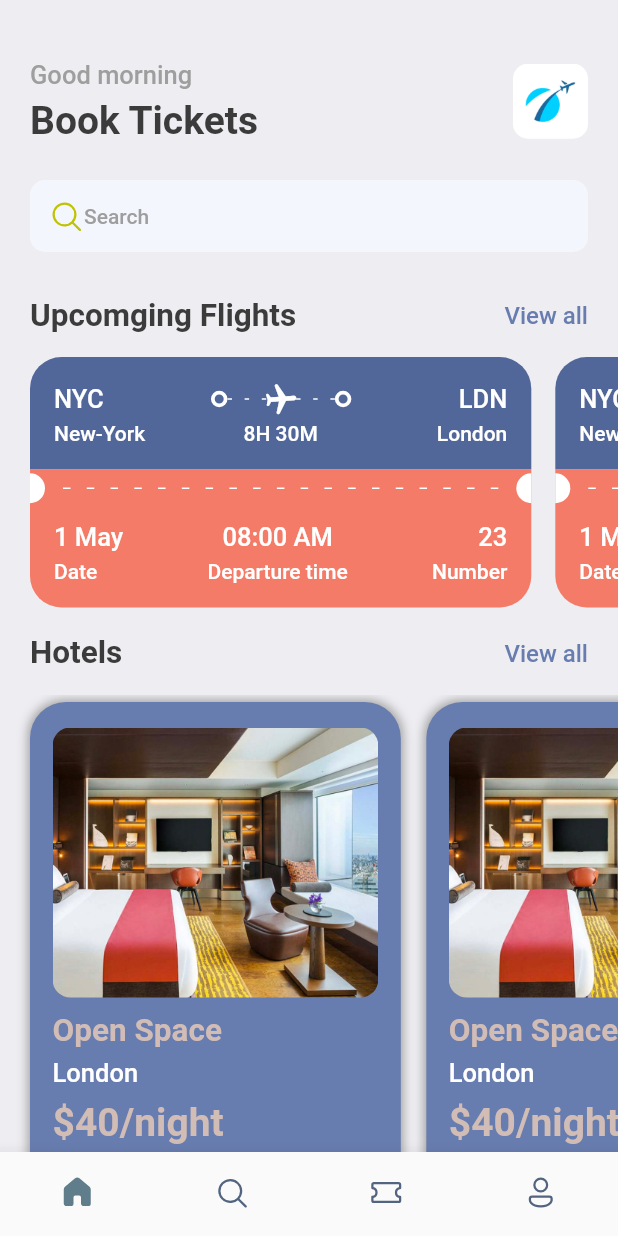
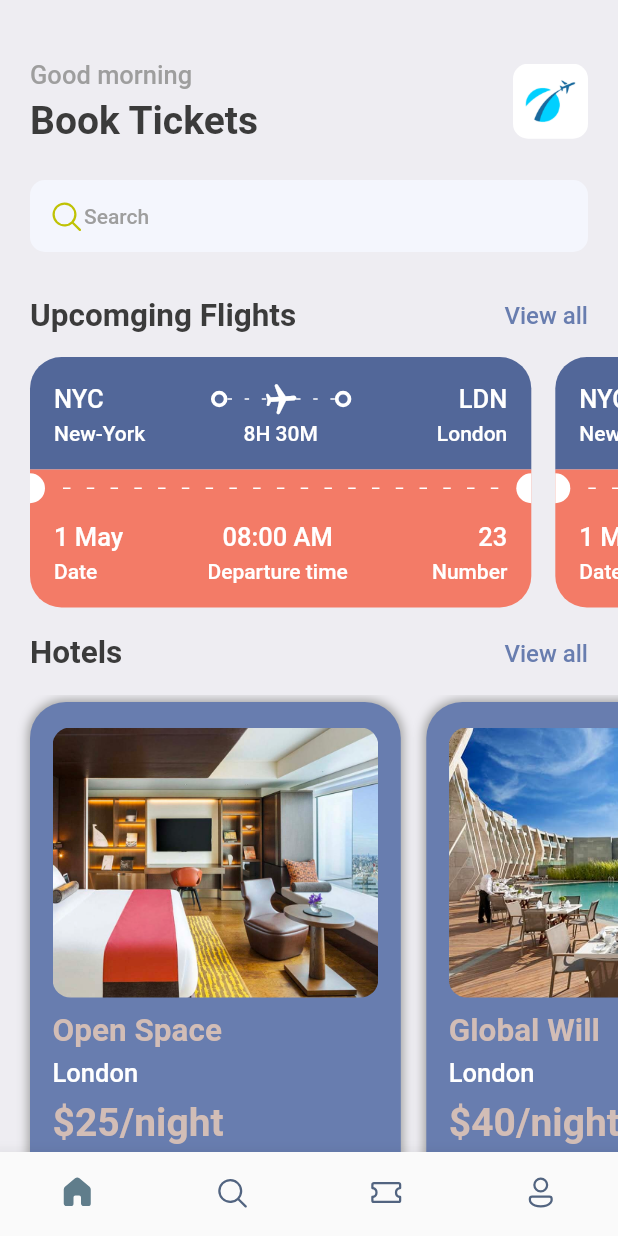
Before and after one commit to SJovis/Flutter-Learning, a Flutter app: the screen it shows after launch, on a phone screen of 412 x 824 dp. Run offline on Flutter 3.47's test engine with Material 2 defaults, Android fonts, the phone set to English and light mode, and no system bars; our stand-ins replace fluentui_icons, gap.

Commit message:
hotels cards dynamic content

```diff
--- a/lib/screens/home_screen.dart
+++ b/lib/screens/home_screen.dart
@@ -1,6 +1,7 @@
 import 'package:fluentui_icons/fluentui_icons.dart';
 import 'package:flutter/material.dart';
 import 'package:gap/gap.dart';
+import 'package:hello_world/utils/app_info_list.dart';
 import '../utils/app_styles.dart';
 import 'package:hello_world/screens/ticket_view.dart';
 
@@ -123,12 +124,8 @@ class HomeScreen extends StatelessWidget {
             scrollDirection: Axis.horizontal,
             padding: const EdgeInsets.only(left: 20),
             child: Row(
-              children: const [
-                HotelScreen(),
-                HotelScreen(),
-                HotelScreen(),
-                HotelScreen(),
-              ],
+              children:
+                  hotelList.map((hotel) => HotelScreen(hotel: hotel)).toList(),
             ),
           ),
         ],
--- a/lib/screens/hotel_screen.dart
+++ b/lib/screens/hotel_screen.dart
@@ -5,7 +5,8 @@ import 'package:hello_world/utils/app_layout.dart';
 import '../utils/app_styles.dart';
 
 class HotelScreen extends StatelessWidget {
-  const HotelScreen({super.key});
+  final Map<String, dynamic> hotel;
+  const HotelScreen({super.key, required this.hotel});
 
   @override
   Widget build(BuildContext context) {
@@ -35,25 +36,25 @@ class HotelScreen extends StatelessWidget {
             decoration: BoxDecoration(
               borderRadius: BorderRadius.circular(12),
               color: Styles.primaryColor,
-              image: const DecorationImage(
+              image: DecorationImage(
                 fit: BoxFit.cover,
-                image: AssetImage("assets/images/one.png"),
+                image: AssetImage("assets/images/${hotel['image']}"),
               ),
             ),
           ),
           const Gap(10),
           Text(
-            'Open Space',
+            hotel['place'],
             style: Styles.headlineStyle2.copyWith(color: Styles.kakiColor),
           ),
           const Gap(5),
           Text(
-            'London',
+            hotel['destination'],
             style: Styles.headlineStyle3.copyWith(color: Colors.white),
           ),
           const Gap(8),
           Text(
-            '\$40/night',
+            '\$${hotel['price']}/night',
             style: Styles.headlineStyle1.copyWith(color: Styles.kakiColor),
           ),
         ],
--- /dev/null
+++ b/lib/utils/app_info_list.dart
@@ -0,0 +1,20 @@
+List<Map<String, dynamic>> hotelList = [
+  {
+    'image': 'one.png',
+    'place': 'Open Space',
+    'destination': 'London',
+    'price': 25
+  },
+  {
+    'image': 'two.png',
+    'place': 'Global Will',
+    'destination': 'London',
+    'price': 40
+  },
+  {
+    'image': 'three.png',
+    'place': 'Tallest Building',
+    'destination': 'Dubai',
+    'price': 68
+  },
+];
```
